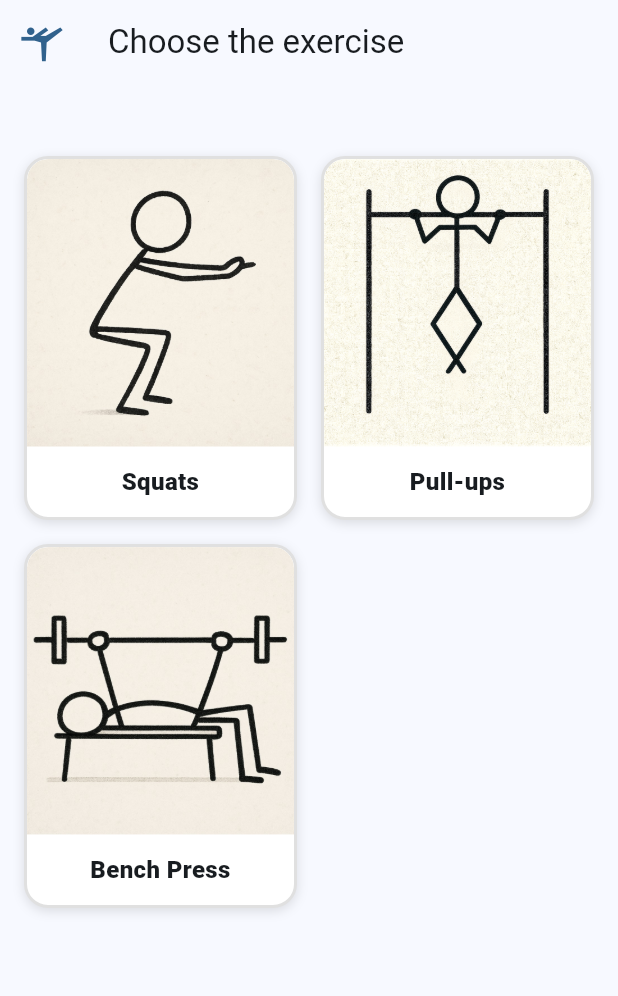
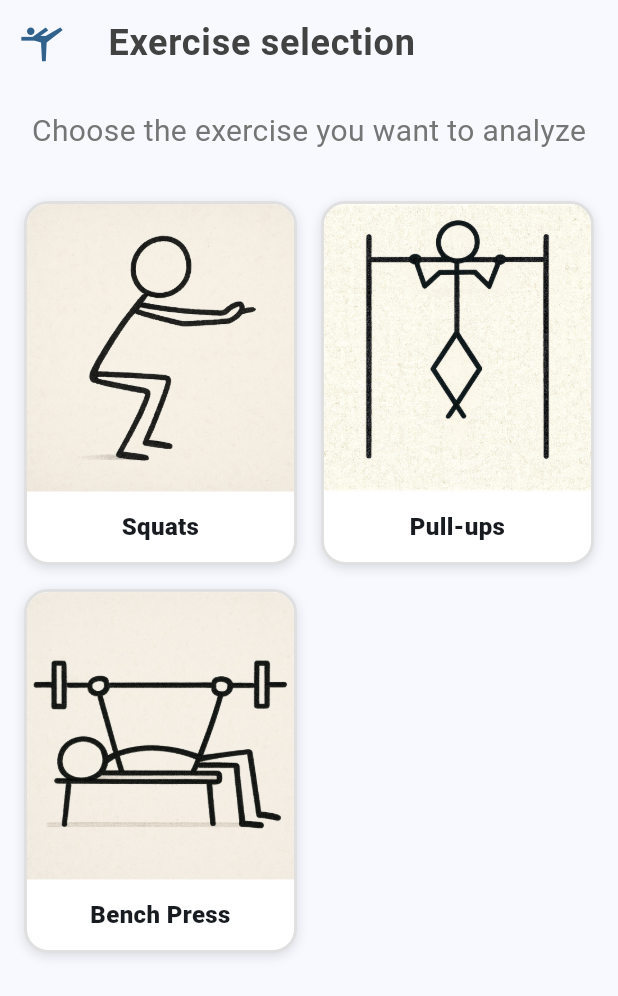
Before and after one commit to mariogarjim/gym-pose, a Flutter app: the screen it shows after launch, on a phone screen of 412 x 824 dp. Shown: the top 996 px of the screen. Run offline on Flutter 3.47's test engine with Material 3 defaults, Android fonts, the phone set to English and light mode, and no system bars; our stand-ins replace image_picker, permission_handler, video_player.

Commit message:
refactor(configure_analysis_screen): Update title and add exercise selection prompt with improved styling

```diff
--- a/my_app/lib/screens/configure_analysis_screen.dart
+++ b/my_app/lib/screens/configure_analysis_screen.dart
@@ -199,14 +199,31 @@ class _ConfigureAnalysisScreenState extends State<ConfigureAnalysisScreen> {
     return Scaffold(
     appBar: AppBar(
       leading: Icon(Icons.sports_gymnastics, size: 30, color: Theme.of(context).colorScheme.primary),
-      title: const Text(
-            "Choose the exercise",
+      title: Text(
+            "Exercise selection",
+            style: TextStyle(
+              fontSize: 24,
+              fontWeight: FontWeight.bold,
+              color: Colors.grey[800],
+              letterSpacing: 0.5,
+              height: 1.3,
+            ),
           ),
     ),
     body: Padding(
       padding: const EdgeInsets.all(16),
       child: Column(
         children: [
+          Text(
+            "Choose the exercise you want to analyze",
+            style: TextStyle(
+            fontSize: 20, // smaller than title
+            fontWeight: FontWeight.w400, // normal weight
+            color: Colors.grey[600], // softer than title
+            letterSpacing: 0.25, // slight spacing for readability
+            height: 1.5, // comfortable line height
+          ),
+          ),
           const SizedBox(height: 32),
           Expanded(
             child: GridView.builder(
```
